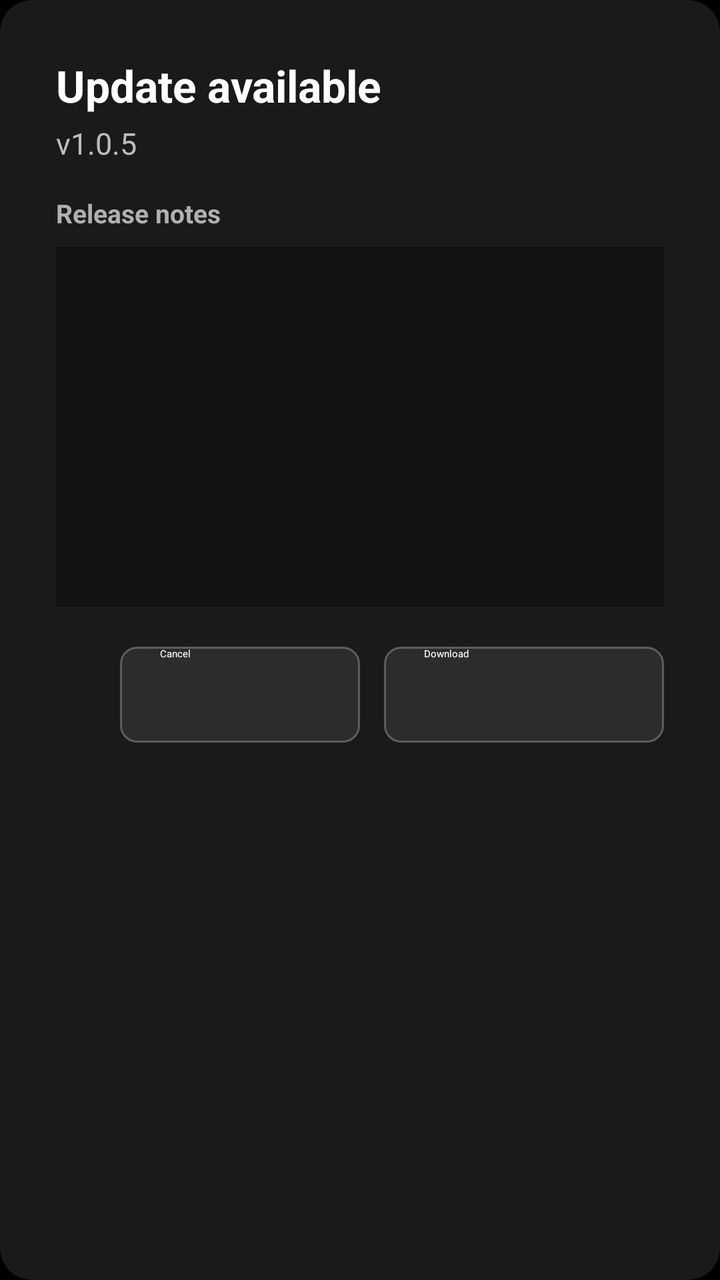
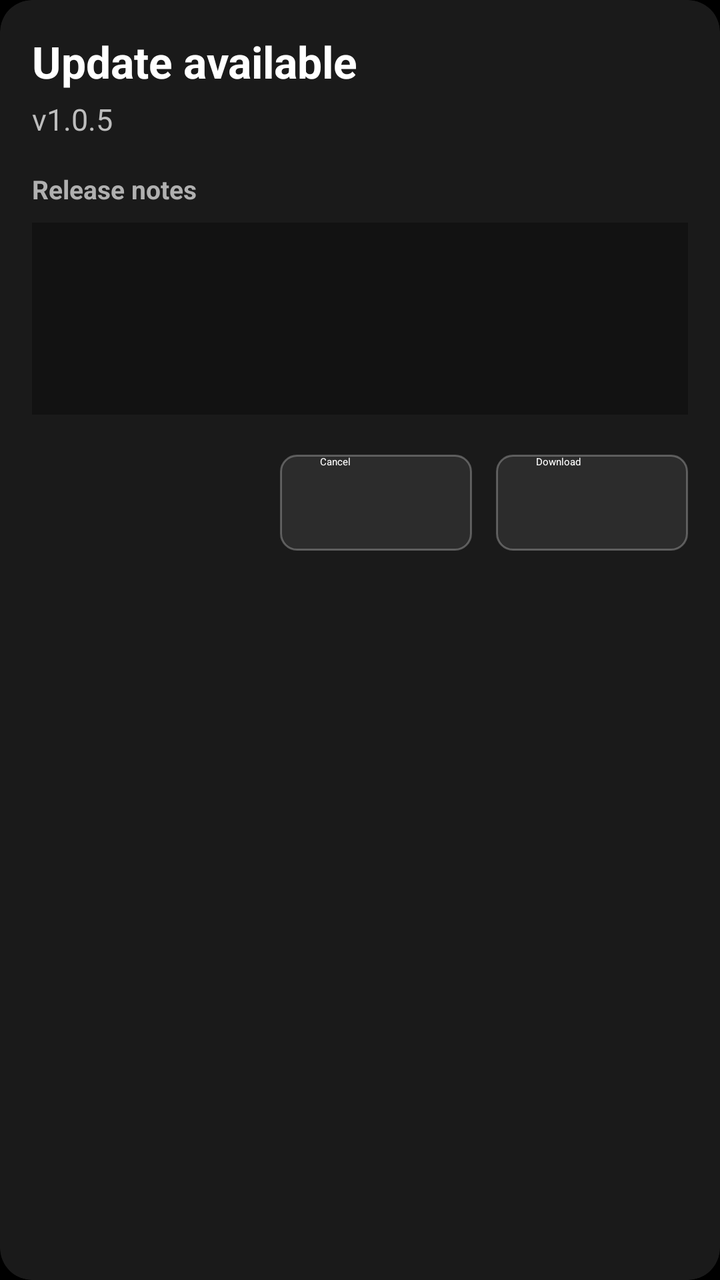

The first picture is an Android layout as it rendered before a commit; the second is the same layout after the commit. The layout source and the unified diff follow.
<!-- AndroidManifest.xml: application theme AppTheme -->
<!-- res/layout/dialog_update.xml -->
<?xml version="1.0" encoding="utf-8"?>
<androidx.cardview.widget.CardView xmlns:android="http://schemas.android.com/apk/res/android"
    xmlns:card_view="http://schemas.android.com/apk/res-auto"
    android:layout_width="match_parent"
    android:layout_height="wrap_content"
    android:layout_gravity="center"
    card_view:cardBackgroundColor="#1A1A1A"
    card_view:cardCornerRadius="16dp"
    card_view:cardElevation="10dp">

    <LinearLayout
        android:layout_width="match_parent"
        android:layout_height="wrap_content"
        android:orientation="vertical"
        android:padding="28dp">

        <TextView
            android:id="@+id/update_dialog_title"
            android:layout_width="match_parent"
            android:layout_height="wrap_content"
            android:text="Update available"
            android:textColor="@android:color/white"
            android:textSize="22sp"
            android:textStyle="bold" />

        <TextView
            android:id="@+id/update_dialog_subtitle"
            android:layout_width="match_parent"
            android:layout_height="wrap_content"
            android:layout_marginTop="4dp"
            android:text="v1.0.5"
            android:textColor="#BDBDBD"
            android:textSize="15sp" />

        <TextView
            android:layout_width="match_parent"
            android:layout_height="wrap_content"
            android:layout_marginTop="16dp"
            android:text="Release notes"
            android:textColor="#B0B0B0"
            android:textSize="13sp"
            android:textStyle="bold" />

        <ScrollView
            android:id="@+id/update_notes_scroll"
            android:layout_width="match_parent"
            android:layout_height="180dp"
            android:layout_marginTop="8dp"
            android:background="#121212"
            android:fadeScrollbars="false"
            android:fillViewport="true"
            android:focusable="true"
            android:focusableInTouchMode="true"
            android:padding="12dp"
            android:scrollbars="vertical">

            <TextView
                android:id="@+id/update_dialog_notes"
                android:layout_width="match_parent"
                android:layout_height="wrap_content"
                android:lineSpacingExtra="3dp"
                android:textColor="#E0E0E0"
                android:textSize="14sp" />
        </ScrollView>

        <LinearLayout
            android:id="@+id/update_progress_container"
            android:layout_width="match_parent"
            android:layout_height="wrap_content"
            android:layout_marginTop="16dp"
            android:orientation="vertical"
            android:visibility="gone">

            <TextView
                android:id="@+id/update_progress_label"
                android:layout_width="match_parent"
                android:layout_height="wrap_content"
                android:text="Downloading…"
                android:textColor="#B0B0B0"
                android:textSize="13sp" />

            <ProgressBar
                android:id="@+id/update_progress_bar"
                style="?android:attr/progressBarStyleHorizontal"
                android:layout_width="match_parent"
                android:layout_height="wrap_content"
                android:layout_marginTop="6dp"
                android:indeterminate="false"
                android:max="100"
                android:progress="0"
                android:indeterminateTint="#BDBDBD"
                android:progressBackgroundTint="#334455"
                android:progressTint="#BDBDBD" />

            <TextView
                android:id="@+id/update_progress_percent"
                android:layout_width="match_parent"
                android:layout_height="wrap_content"
                android:layout_marginTop="2dp"
                android:gravity="end"
                android:text="0%"
                android:textColor="#BDBDBD"
                android:textSize="12sp" />
        </LinearLayout>

        <LinearLayout
            android:layout_width="match_parent"
            android:layout_height="wrap_content"
            android:layout_marginTop="20dp"
            android:gravity="end"
            android:orientation="horizontal">

            <Button
                android:id="@+id/update_btn_cancel"
                android:layout_width="wrap_content"
                android:layout_height="48dp"
                android:layout_marginEnd="12dp"
                android:background="@drawable/button_focus_bg"
                android:focusable="true"
                android:minWidth="120dp"
                android:paddingHorizontal="20dp"
                android:text="Cancel"
                android:textAllCaps="false"
                android:textColor="@color/button_text_color" />

            <Button
                android:id="@+id/update_btn_action"
                android:layout_width="wrap_content"
                android:layout_height="48dp"
                android:background="@drawable/button_focus_bg"
                android:focusable="true"
                android:minWidth="140dp"
                android:paddingHorizontal="20dp"
                android:text="Download"
                android:textAllCaps="false"
                android:textColor="@color/button_text_color" />
        </LinearLayout>
    </LinearLayout>
</androidx.cardview.widget.CardView>
<!-- resources referenced by this layout -->
<resources>
  <!-- drawable button_focus_bg (drawable) -->
  <?xml version="1.0" encoding="utf-8"?>
  <selector xmlns:android="http://schemas.android.com/apk/res/android">
      
      <item android:state_focused="true">
          <shape android:shape="rectangle">
              <corners android:radius="8dp"/>
              <solid android:color="#FFFFFF"/> 
              <stroke android:width="2dp" android:color="#BDBDBD"/> 
          </shape>
      </item>
      
      <item android:state_pressed="true">
          <shape android:shape="rectangle">
              <corners android:radius="8dp"/>
              <solid android:color="#CCCCCC"/>
          </shape>
      </item>
      
      <item android:state_selected="true">
          <shape android:shape="rectangle">
              <corners android:radius="8dp"/>
              <solid android:color="#EEEEEE"/>
              <stroke android:width="2dp" android:color="#FFFFFF"/>
          </shape>
      </item>
      
      <item>
          <shape android:shape="rectangle">
              <corners android:radius="8dp"/>
              <solid android:color="#2C2C2C"/> 
              <stroke android:width="1dp" android:color="#44FFFFFF"/> 
          </shape>
      </item>
  </selector>
  <style name="AppTheme" parent="Theme.Leanback">
          <item name="android:windowBackground">@android:color/black</item>
          <item name="browseTitleTextStyle">@style/BrowseTitleText</item>
      </style>
  <style name="BrowseTitleText">
          <item name="android:textColor">@android:color/white</item>
          <item name="android:textSize">24sp</item>
      </style>
</resources>

<!-- the commit's change to res/layout/dialog_update.xml (unified diff, before → after) -->
@@ -12,7 +12,7 @@
         android:layout_width="match_parent"
         android:layout_height="wrap_content"
         android:orientation="vertical"
-        android:padding="28dp">
+        android:padding="@dimen/update_dialog_padding">
 
         <TextView
             android:id="@+id/update_dialog_title"
@@ -44,7 +44,7 @@
         <ScrollView
             android:id="@+id/update_notes_scroll"
             android:layout_width="match_parent"
-            android:layout_height="180dp"
+            android:layout_height="@dimen/update_notes_height"
             android:layout_marginTop="8dp"
             android:background="#121212"
             android:fadeScrollbars="false"
@@ -117,7 +117,7 @@
                 android:layout_marginEnd="12dp"
                 android:background="@drawable/button_focus_bg"
                 android:focusable="true"
-                android:minWidth="120dp"
+                android:minWidth="@dimen/update_btn_min_width"
                 android:paddingHorizontal="20dp"
                 android:text="Cancel"
                 android:textAllCaps="false"
@@ -129,7 +129,7 @@
                 android:layout_height="48dp"
                 android:background="@drawable/button_focus_bg"
                 android:focusable="true"
-                android:minWidth="140dp"
+                android:minWidth="@dimen/update_btn_min_width"
                 android:paddingHorizontal="20dp"
                 android:text="Download"
                 android:textAllCaps="false"
<!-- resource entries referenced after the edit -->
@@ -1,5 +1,8 @@
 <!-- resources referenced by this layout -->
 <resources>
+  <dimen name="update_btn_min_width">96dp</dimen>
+  <dimen name="update_dialog_padding">16dp</dimen>
+  <dimen name="update_notes_height">96dp</dimen>
   <!-- drawable button_focus_bg (drawable) -->
   <?xml version="1.0" encoding="utf-8"?>
   <selector xmlns:android="http://schemas.android.com/apk/res/android">
